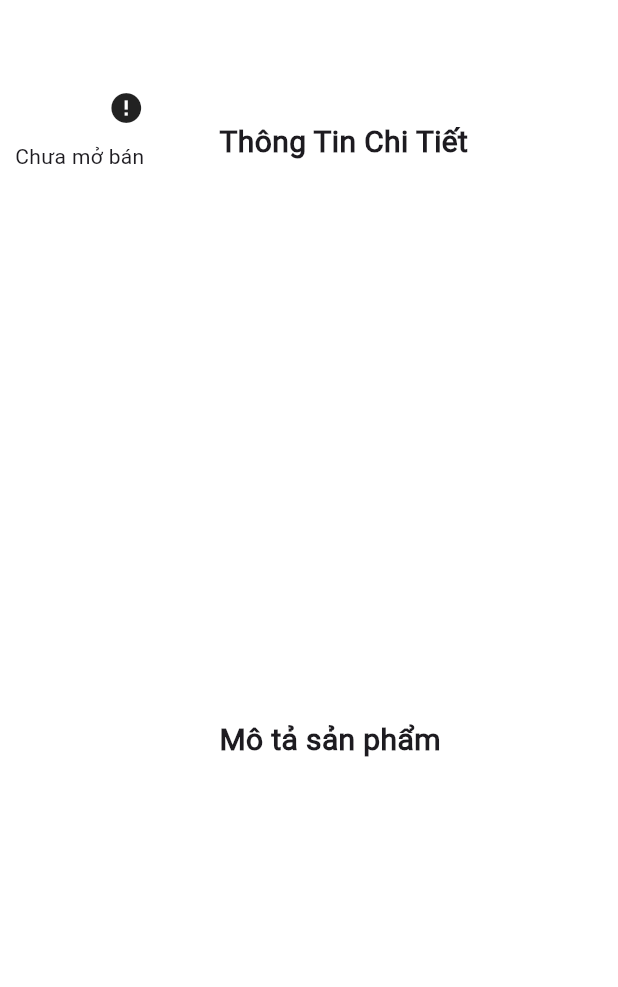
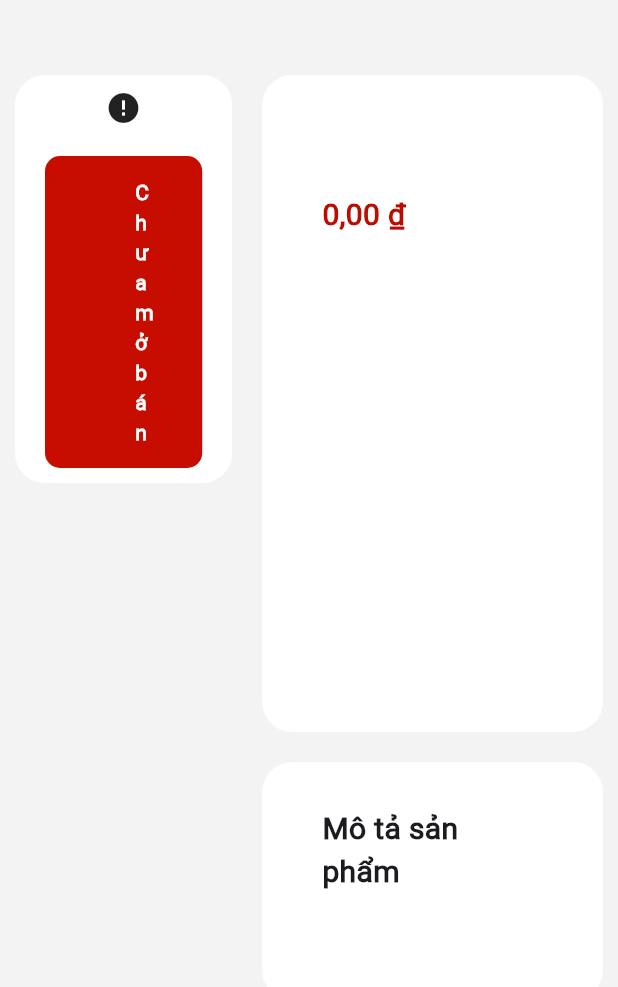
Before and after one commit to justDaniel2002/MapMobile, a Flutter app: the ProductDetail screen opened directly with empty values, on a phone screen of 412 x 824 dp, the part 87-1074 px from its top. Run offline on Flutter 3.47's test engine with Material 3 defaults, Android fonts, the phone set to English and light mode, and no system bars; our stand-ins replace dio, go_router; network calls fail.

Commit message:
update product detail

```diff
--- a/mapmobile/lib/main.dart
+++ b/mapmobile/lib/main.dart
@@ -22,9 +22,9 @@ class MainApp extends StatelessWidget {
     return MaterialApp.router(
       routerConfig: router,
       theme: ThemeData(
-          scaffoldBackgroundColor: Colors.white,
+          scaffoldBackgroundColor: const Color.fromARGB(255, 243, 243, 243),
           appBarTheme: const AppBarTheme(
-            backgroundColor: Colors.white,
+            backgroundColor: Color.fromARGB(255, 243, 243, 243),
           ),
           fontFamily: 'Roboto'),
     );
--- a/mapmobile/lib/pages/Book/Book.dart
+++ b/mapmobile/lib/pages/Book/Book.dart
@@ -104,7 +104,7 @@ class _BookState extends State<Book> {
   @override
   Widget build(BuildContext context) {
     return Scaffold(
-      backgroundColor: const Color.fromARGB(255, 244, 244, 244),
+      backgroundColor: const Color.fromARGB(255, 243, 243, 243),
       body: Container(
         padding: const EdgeInsets.all(20),
         child: Column(
@@ -120,6 +120,7 @@ class _BookState extends State<Book> {
                 Flexible(
                     flex: 3,
                     child: Container(
+                        color: Colors.white,
                         width: double.infinity,
                         padding: const EdgeInsets.only(right: 10),
                         child: BookList(books: books))),
--- a/mapmobile/lib/pages/ProductDetail/productdetail.dart
+++ b/mapmobile/lib/pages/ProductDetail/productdetail.dart
@@ -2,6 +2,7 @@ import 'package:flutter/material.dart';
 import 'package:go_router/go_router.dart';
 import 'package:mapmobile/pages/Book/widgets/header.dart';
 import 'package:mapmobile/services/productservice.dart';
+import 'package:mapmobile/shared/Btn.dart';
 import 'package:mapmobile/shared/networkimagefallback.dart';
 import 'package:mapmobile/shared/text.dart';
 import 'package:mapmobile/util/util.dart';
@@ -32,7 +33,7 @@ class _ProductDetailState extends State<ProductDetail> {
   @override
   Widget build(BuildContext context) {
     return Scaffold(
-      backgroundColor: Color.fromARGB(255, 255, 255, 255),
+      backgroundColor: const Color.fromARGB(255, 243, 243, 243),
       body: SafeArea(
           child: SingleChildScrollView(
         child: Container(
@@ -49,49 +50,70 @@ class _ProductDetailState extends State<ProductDetail> {
                 children: [
                   Flexible(
                       flex: 2,
+                      child: Padding(
+                        padding: EdgeInsets.symmetric(horizontal: 10),
                         child: Container(
+                          decoration: BoxDecoration(
+                            borderRadius: BorderRadius.circular(20),
                             color: Colors.white,
+                          ),
                           padding: const EdgeInsets.symmetric(
                               horizontal: 10, vertical: 10),
                           child: Column(
-                          crossAxisAlignment: CrossAxisAlignment.end,
+                            crossAxisAlignment: CrossAxisAlignment.center,
                             children: [
-                            NetworkImageWithFallback(
+                              Container(
+                                margin: EdgeInsets.only(bottom: 20),
+                                child: NetworkImageWithFallback(
                                     imageUrl: product["urlImage"] ?? "",
                                     fallbackWidget: const Icon(Icons.error)),
-                            InkWell(
+                              ),
+                              Btn(
+                                  content: product["storeName"] != null
+                                      ? "Xem vị trí cửa hàng"
+                                      : "Chưa mở bán",
                                   onTap: () {
                                     if (product["storeId"] != null) {
-                                    context.push("/map/${product["storeId"]}");
+                                      context
+                                          .push("/map/${product["storeId"]}");
                                     }
-                                },
-                                child: DynamicText(
-                                    text: product["storeName"] != null
-                                        ? "Đi đến cửa hàng >"
-                                        : "Chưa mở bán"))
+                                  })
                             ],
+                          ),
                         ),
                       )),
                   Flexible(
                       flex: 3,
                       child: Container(
+                        padding: EdgeInsets.symmetric(horizontal: 10),
+                        child: Column(
+                          children: [
+                            Container(
+                              margin: EdgeInsets.only(bottom: 20),
+                              decoration: BoxDecoration(
+                                borderRadius: BorderRadius.circular(20),
                                 color: Colors.white,
+                              ),
                               padding: const EdgeInsets.symmetric(
                                   horizontal: 40, vertical: 20),
                               child: Column(
-                          children: [
-                            Container(
-                              child: Column(
                                 crossAxisAlignment: CrossAxisAlignment.start,
                                 children: [
-                                  const DynamicText(
-                                    text: "Thông Tin Chi Tiết",
-                                    textStyle: TextStyle(
+                                  DynamicText(
+                                    text: product['productName'] ?? "",
+                                    textStyle: const TextStyle(
+                                        fontSize: 20,
+                                        fontWeight: FontWeight.bold),
+                                  ),
+                                  DynamicText(
+                                    text: formatToVND(product['price'] ?? 0),
+                                    textStyle: const TextStyle(
+                                        color: Color.fromARGB(255, 186, 12, 0),
                                         fontSize: 20,
                                         fontWeight: FontWeight.bold),
                                   ),
                                   SizedBox(
-                                    height: 350,
+                                    height: 300,
                                     child: GridView.count(
                                       // shrinkWrap: true,
                                       physics:
@@ -108,10 +130,6 @@ class _ProductDetailState extends State<ProductDetail> {
                                                 ? product['productId']
                                                     .toString()
                                                 : ""),
-                                        const DynamicText(
-                                            text: ("Tên sản phẩm")),
-                                        DynamicText(
-                                            text: product['productName'] ?? ""),
                                         const DynamicText(text: ("Phân loại")),
                                         DynamicText(
                                             text:
@@ -134,6 +152,19 @@ class _ProductDetailState extends State<ProductDetail> {
                                       ],
                                     ),
                                   ),
+                                ],
+                              ),
+                            ),
+                            Container(
+                              margin: EdgeInsets.only(bottom: 20),
+                              decoration: BoxDecoration(
+                                borderRadius: BorderRadius.circular(20),
+                                color: Colors.white,
+                              ),
+                              padding: const EdgeInsets.symmetric(
+                                  horizontal: 40, vertical: 20),
+                              child: Column(
+                                children: [
                                   const DynamicText(
                                     text: "Mô tả sản phẩm",
                                     textStyle: TextStyle(
@@ -147,7 +178,7 @@ class _ProductDetailState extends State<ProductDetail> {
                                   )
                                 ],
                               ),
-                            ),
+                            )
                           ],
                         ),
                       ))
--- /dev/null
+++ b/mapmobile/lib/shared/Btn.dart
@@ -0,0 +1,32 @@
+import 'package:flutter/material.dart';
+import 'package:mapmobile/shared/text.dart';
+
+class Btn extends StatelessWidget {
+  Btn(
+      {super.key,
+      required this.content,
+      this.bgColor = const Color.fromARGB(255, 198, 13, 0),
+      this.color = Colors.white,
+      required this.onTap});
+  final String content;
+  final Color bgColor;
+  final Color color;
+  final Function() onTap;
+  @override
+  Widget build(BuildContext context) {
+    return InkWell(
+      onTap: onTap,
+      child: Container(
+        margin: const EdgeInsets.symmetric(horizontal: 10),
+        padding: const EdgeInsets.symmetric(vertical: 4, horizontal: 60),
+        decoration: BoxDecoration(
+            color: bgColor, borderRadius: BorderRadius.circular(10)),
+        child: DynamicText(
+          text: content,
+          textStyle:
+              const TextStyle(color: Colors.white, fontWeight: FontWeight.bold),
+        ),
+      ),
+    );
+  }
+}
```
Lines whose indentation alone changed are shown as unchanged.
